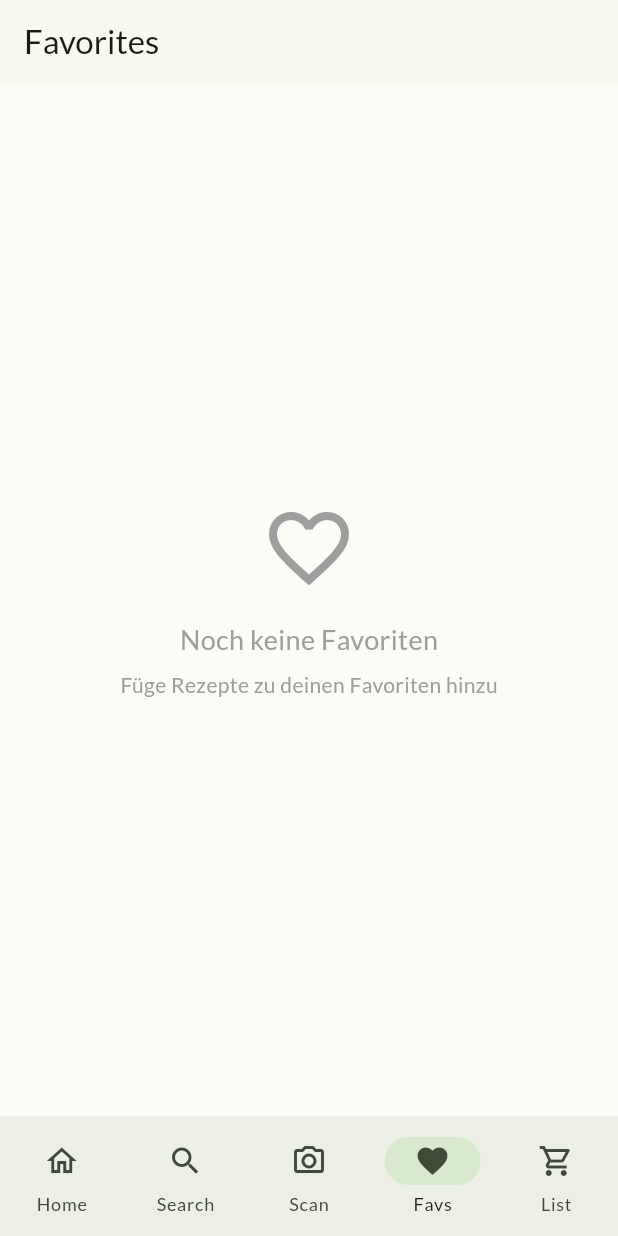
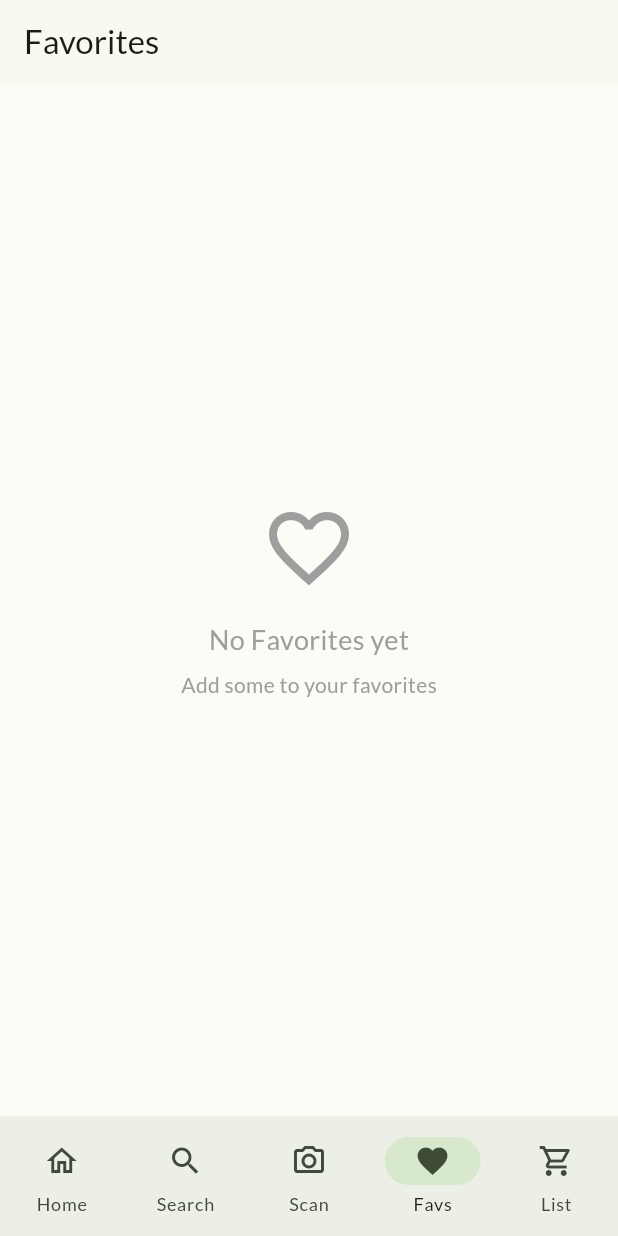
Before and after one commit to byMartYT/mealmate, a Flutter app: the FavoritesPage screen opened by its route, on a phone screen of 412 x 824 dp. Run offline on Flutter 3.47's test engine with Material 3 defaults, Android fonts, the phone set to English and light mode, and no system bars; our stand-ins replace dio, flutter_dotenv, flutter_riverpod, go_router, google_fonts, grouped_list and 2 more; accounts and stored records are empty; network calls fail.

Commit message:
bugfix v2

```diff
--- a/lib/features/favorites/favorites_page.dart
+++ b/lib/features/favorites/favorites_page.dart
@@ -25,12 +25,12 @@ class FavoritesPage extends ConsumerWidget {
                   Icon(Icons.favorite_border, size: 64, color: Colors.grey),
                   SizedBox(height: 16),
                   Text(
-                    'Noch keine Favoriten',
+                    'No Favorites yet',
                     style: TextStyle(fontSize: 18, color: Colors.grey),
                   ),
                   SizedBox(height: 8),
                   Text(
-                    'Füge Rezepte zu deinen Favoriten hinzu',
+                    'Add some to your favorites',
                     style: TextStyle(color: Colors.grey),
                   ),
                 ],
```
